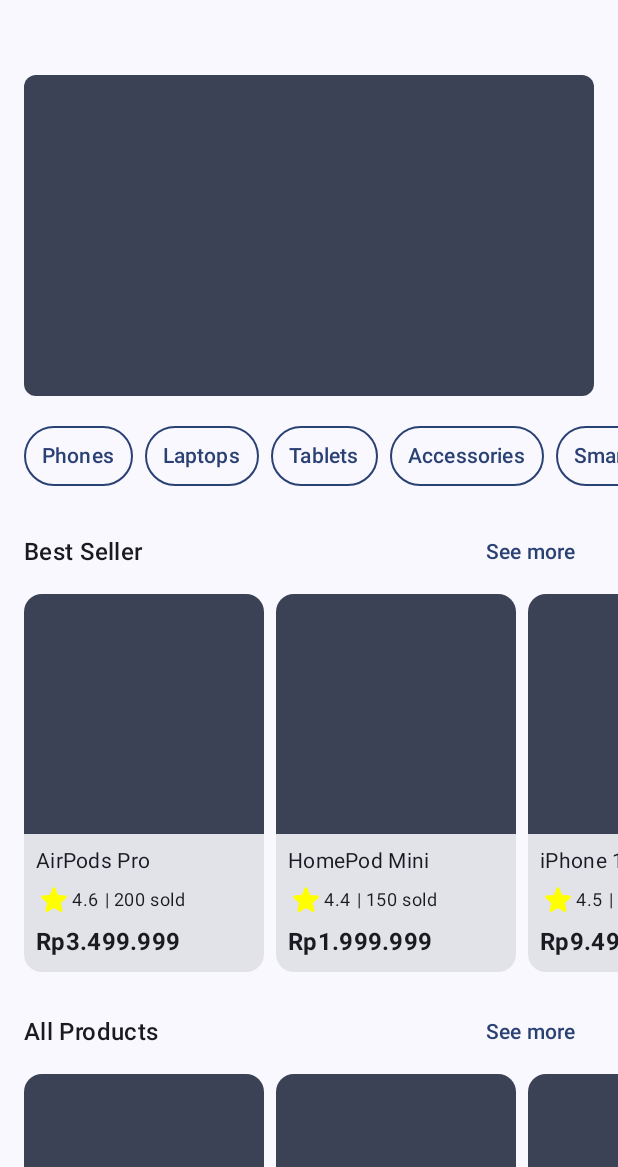
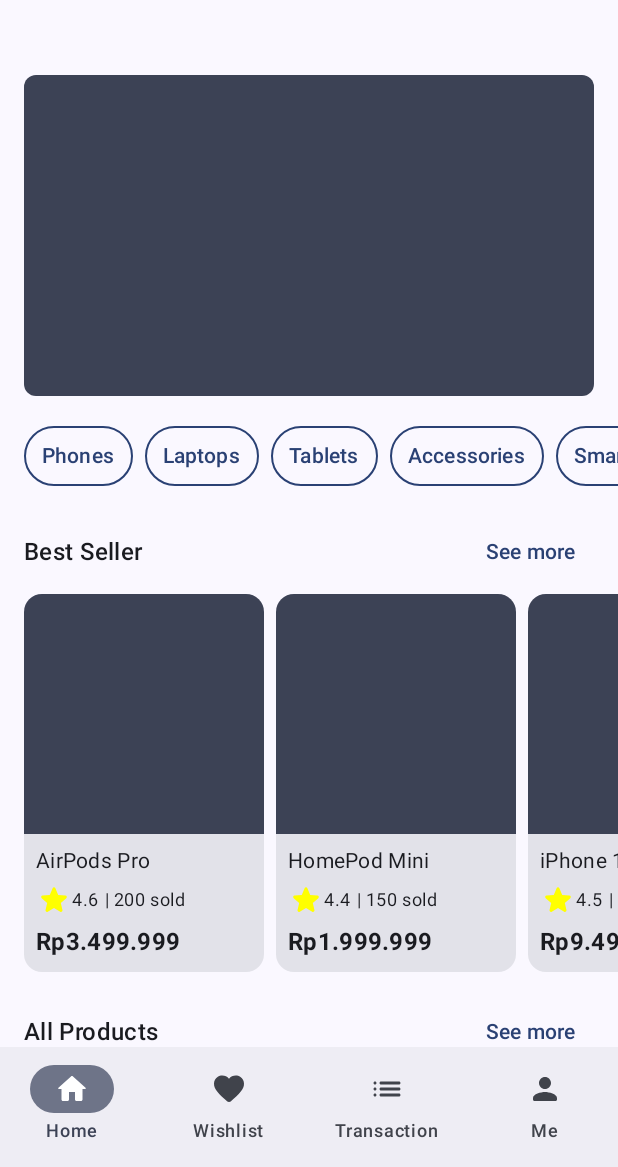
Before and after one commit to RidhaAF/Techtopia, an Android app built with Jetpack Compose: the screen it shows after launch (MainActivity), on a phone screen of 412 x 824 dp, the part 69-1236 px from its top. Run offline under Robolectric (Android 15) with nearby library versions, the phone set to English and light mode, and no system bars.

Commit message:
feat: add bottom navbar

```diff
--- a/app/src/main/java/com/ridhaaf/techtopia/MainActivity.kt
+++ b/app/src/main/java/com/ridhaaf/techtopia/MainActivity.kt
@@ -4,15 +4,19 @@ import android.os.Bundle
 import androidx.activity.ComponentActivity
 import androidx.activity.compose.setContent
 import androidx.compose.foundation.layout.fillMaxSize
+import androidx.compose.foundation.layout.padding
 import androidx.compose.material3.MaterialTheme
+import androidx.compose.material3.Scaffold
 import androidx.compose.material3.Surface
-import androidx.compose.material3.Text
 import androidx.compose.runtime.Composable
+import androidx.compose.runtime.getValue
 import androidx.compose.ui.Modifier
 import androidx.compose.ui.tooling.preview.Preview
 import androidx.navigation.compose.NavHost
 import androidx.navigation.compose.composable
+import androidx.navigation.compose.currentBackStackEntryAsState
 import androidx.navigation.compose.rememberNavController
+import com.ridhaaf.techtopia.core.presentation.components.DefaultBottomNavigation
 import com.ridhaaf.techtopia.core.presentation.routes.Routes
 import com.ridhaaf.techtopia.feature.presentation.home.HomeScreen
 import com.ridhaaf.techtopia.ui.theme.TechtopiaTheme
@@ -23,8 +27,7 @@ class MainActivity : ComponentActivity() {
         setContent {
             TechtopiaTheme {
                 Surface(
-                    modifier = Modifier.fillMaxSize(),
-                    color = MaterialTheme.colorScheme.background
+                    modifier = Modifier.fillMaxSize(), color = MaterialTheme.colorScheme.background
                 ) {
                     App()
                 }
@@ -36,15 +39,33 @@ class MainActivity : ComponentActivity() {
 @Composable
 fun App() {
     val navController = rememberNavController()
+    val navBackStackEntry by navController.currentBackStackEntryAsState()
+    val currentDestination = navBackStackEntry?.destination
+    val mainRoutes = listOf(
+        Routes.HOME,
+        Routes.WISHLIST,
+        Routes.ORDER_LIST,
+        Routes.PROFILE,
+    )
 
+    Scaffold(
+        modifier = Modifier.fillMaxSize(),
+        bottomBar = {
+            if (currentDestination?.route in mainRoutes) {
+                DefaultBottomNavigation(currentDestination, navController)
+            }
+        },
+    ) {
         NavHost(
             navController = navController,
             startDestination = Routes.HOME,
+            modifier = Modifier.padding(it)
         ) {
             composable(Routes.HOME) {
                 HomeScreen(
                     navController = navController,
                 )
+            }
         }
     }
 }
--- /dev/null
+++ b/app/src/main/java/com/ridhaaf/techtopia/core/presentation/components/DefaultBottomNavigation.kt
@@ -0,0 +1,82 @@
+package com.ridhaaf.techtopia.core.presentation.components
+
+import androidx.compose.material.icons.Icons
+import androidx.compose.material.icons.rounded.Favorite
+import androidx.compose.material.icons.rounded.Home
+import androidx.compose.material.icons.rounded.List
+import androidx.compose.material.icons.rounded.Person
+import androidx.compose.material3.Icon
+import androidx.compose.material3.NavigationBar
+import androidx.compose.material3.NavigationBarItem
+import androidx.compose.material3.Text
+import androidx.compose.runtime.Composable
+import androidx.compose.ui.graphics.vector.ImageVector
+import androidx.navigation.NavController
+import androidx.navigation.NavDestination
+import androidx.navigation.NavGraph.Companion.findStartDestination
+import com.ridhaaf.techtopia.core.presentation.routes.Routes
+
+data class BottomNavigationBar(
+    val route: String = "",
+    val icon: ImageVector = Icons.Rounded.Home,
+    val label: String = "",
+) {
+    fun bottomNavigationItems(): List<BottomNavigationBar> {
+        return listOf(
+            BottomNavigationBar(
+                route = Routes.HOME,
+                icon = Icons.Rounded.Home,
+                label = "Home",
+            ),
+            BottomNavigationBar(
+                route = Routes.WISHLIST,
+                icon = Icons.Rounded.Favorite,
+                label = "Wishlist",
+            ),
+            BottomNavigationBar(
+                route = Routes.ORDER_LIST,
+                icon = Icons.Rounded.List,
+                label = "Transaction",
+            ),
+            BottomNavigationBar(
+                route = Routes.PROFILE,
+                icon = Icons.Rounded.Person,
+                label = "Me",
+            ),
+        )
+    }
+}
+
+@Composable
+fun DefaultBottomNavigation(
+    currentDestination: NavDestination?,
+    navController: NavController,
+) {
+    NavigationBar {
+        BottomNavigationBar().bottomNavigationItems().forEachIndexed { _, navigationItem ->
+            NavigationBarItem(
+                selected = navigationItem.route == currentDestination?.route,
+                onClick = {
+                    navController.navigate(navigationItem.route) {
+                        popUpTo(navController.graph.findStartDestination().id) {
+                            saveState = true
+                        }
+                        launchSingleTop = true
+                        restoreState = true
+                    }
+                },
+                icon = {
+                    Icon(
+                        imageVector = navigationItem.icon,
+                        contentDescription = navigationItem.label,
+                    )
+                },
+                label = {
+                    Text(
+                        text = navigationItem.label,
+                    )
+                }
+            )
+        }
+    }
+}
--- a/app/src/main/java/com/ridhaaf/techtopia/core/presentation/routes/Routes.kt
+++ b/app/src/main/java/com/ridhaaf/techtopia/core/presentation/routes/Routes.kt
@@ -4,4 +4,13 @@ object Routes {
     const val SIGN_IN = "sign-in"
     const val SIGN_UP = "sign-up"
     const val HOME = "home"
+    const val WISHLIST = "wishlist"
+    const val ORDER_LIST = "order-list"
+    const val PROFILE = "{username}"
+    const val SEARCH = "search"
+    const val CART = "cart"
+    const val CATEGORY = "category/{id}"
+    const val BEST_SELLER = "best-seller"
+    const val PRODUCTS = "products"
+    const val PRODUCT = "product/{id}"
 }
```
Lines whose indentation alone changed are shown as unchanged.
